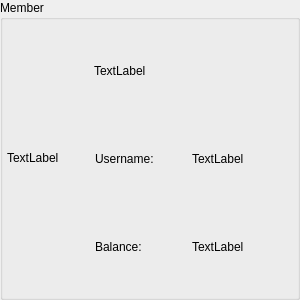
Old version of the form penyamanager/user/memberprofilegroupbox.ui in the repository eguzki/penyamanager.
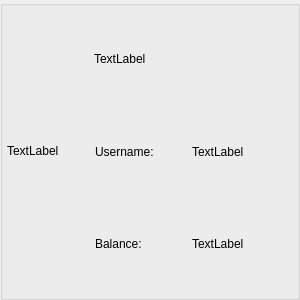
New version of the form.

```diff
--- a/penyamanager/user/memberprofilegroupbox.ui
+++ b/penyamanager/user/memberprofilegroupbox.ui
@@ -25,8 +25,11 @@
   <property name="windowTitle">
    <string>GroupBox</string>
   </property>
+  <property name="styleSheet">
+   <string notr="true"/>
+  </property>
   <property name="title">
-   <string>Member</string>
+   <string/>
   </property>
   <layout class="QHBoxLayout" name="horizontalLayout">
    <property name="spacing">
@@ -86,6 +89,9 @@
         <property name="text">
          <string notr="true">TextLabel</string>
         </property>
+        <property name="textFormat">
+         <enum>Qt::PlainText</enum>
+        </property>
        </widget>
       </item>
       <item>
```
